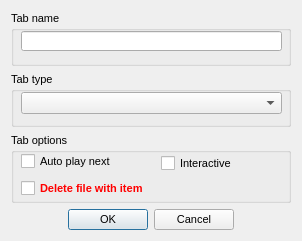
Qt form dialogs/tabdialog.ui (jeyboy/playo3) before a commit.
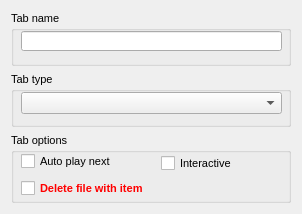
The same form after that commit.

The edit to the form file:
```diff
--- a/dialogs/tabdialog.ui
+++ b/dialogs/tabdialog.ui
@@ -7,7 +7,7 @@
     <x>0</x>
     <y>0</y>
     <width>302</width>
-    <height>240</height>
+    <height>214</height>
    </rect>
   </property>
   <property name="font">
@@ -157,19 +157,6 @@
      </widget>
     </widget>
    </item>
-   <item>
-    <widget class="QDialogButtonBox" name="buttonBox">
-     <property name="orientation">
-      <enum>Qt::Horizontal</enum>
-     </property>
-     <property name="standardButtons">
-      <set>QDialogButtonBox::Cancel|QDialogButtonBox::Ok</set>
-     </property>
-     <property name="centerButtons">
-      <bool>true</bool>
-     </property>
-    </widget>
-   </item>
   </layout>
  </widget>
  <resources/>
```
Left out of the diff: 35 changed lines with no effect on the pictures.
